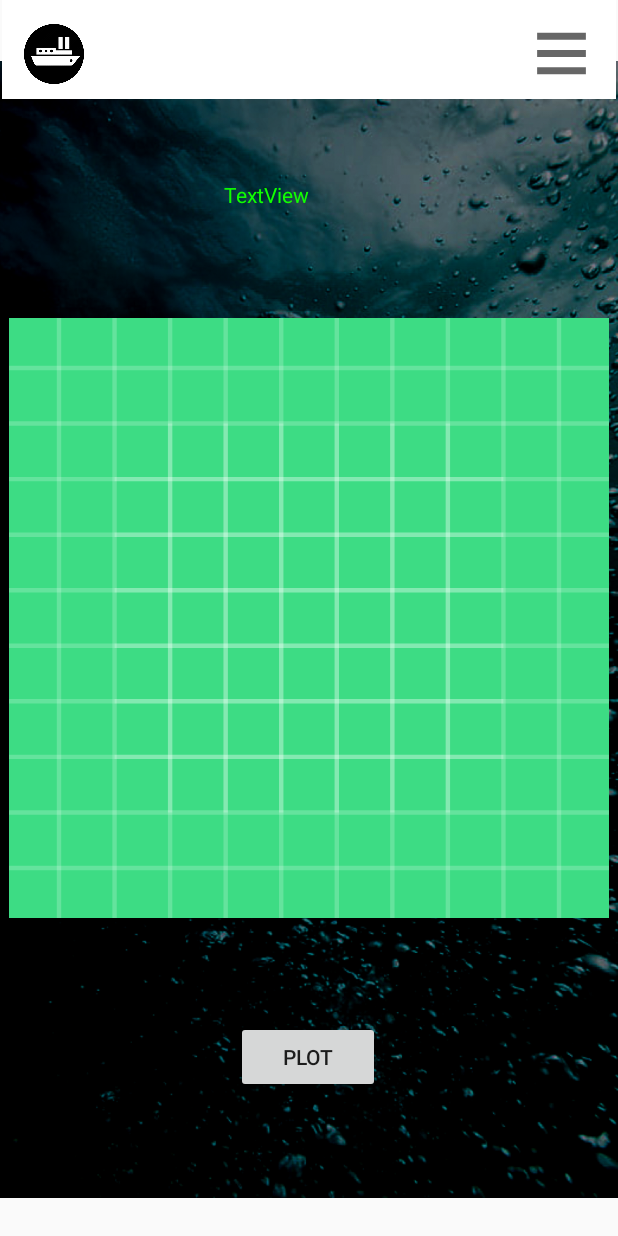
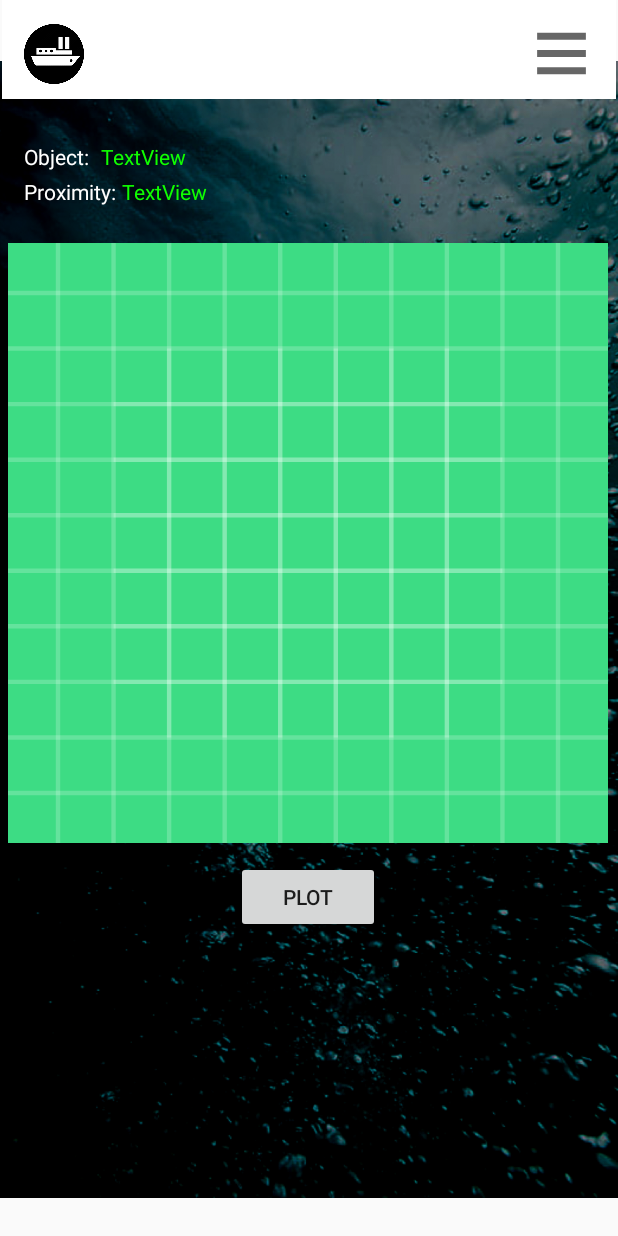
Before and after one commit to farhanmCh/Boating-Collision-Identification-System, an Android app: the MainMenu screen opened directly, with no data from a screen before it, after a tap on an icon or button, on a phone screen of 412 x 824 dp. Run offline under Robolectric (Android 15) with nearby library versions, the phone set to English and light mode, and no system bars; libraries missing offline, so code that uses them is left out: com.chaquo.python; 4 statements that could not run were skipped.

Commit message:
Improved Data Transfer (Arm control page active)

```diff
--- a/app/src/main/AndroidManifest.xml
+++ b/app/src/main/AndroidManifest.xml
@@ -25,6 +25,7 @@
         <activity android:name=".AppSecurity"></activity>
         <activity android:name=".AppSettings"></activity>
         <activity android:name=".MainMenu"></activity>
+        <activity android:name=".ArmControlCentre"></activity>
         <meta-data
             android:name="preloaded_fonts"
             android:resource="@array/preloaded_fonts" />
--- a/app/src/main/java/ca/carleton/boatingcollisionidentificationsystem/ArmControlCentre.java
+++ b/app/src/main/java/ca/carleton/boatingcollisionidentificationsystem/ArmControlCentre.java
@@ -1,4 +1,79 @@
 package ca.carleton.boatingcollisionidentificationsystem;
 
-public class ArmControlCentre {
+import android.bluetooth.BluetoothSocket;
+import android.os.Bundle;
+import android.util.Log;
+import android.view.View;
+import android.widget.Button;
+
+import androidx.appcompat.app.AppCompatActivity;
+
+import java.io.IOException;
+import java.io.InputStream;
+import java.io.OutputStream;
+
+
+public class ArmControlCentre extends AppCompatActivity {
+    Button BTleft;
+    Button BTright;
+    String TAG;
+    String left = "l";
+    String right = "r";
+    String init = "*";
+    public BluetoothSocket socket = null;
+    public OutputStream finalTmpOut;
+    String Direction = null;
+
+
+    @Override
+    protected void onCreate(Bundle savedInstanceState) {
+        super.onCreate(savedInstanceState);
+        setContentView(R.layout.armcontrolcentre);
+
+        BTleft = (Button) findViewById(R.id.BTleft);
+        BTright = (Button) findViewById(R.id.BTright);
+
+        /*try {
+            socket = getSocket().getRemoteDevice().createRfcommSocketToServiceRecord(MainMenu.mUUID);
+        } catch (IOException e) {
+            e.printStackTrace();
+        }*/
+        Log.d(TAG, "Socket Created");
+
+    }
+    public class ConnectedThread2 extends Thread{
+        public final BluetoothSocket mmSocket;
+        public OutputStream mmOutputStream;
+
+        public ConnectedThread2(BluetoothSocket socket) throws IOException {
+            mmSocket = socket;
+            OutputStream tmpOut = null;
+            tmpOut = socket.getOutputStream();
+            mmOutputStream = tmpOut;
+        }
+
+        public void run(){
+            BTleft.setOnClickListener(new View.OnClickListener() {
+                @Override
+                public void onClick(View v) {
+                    try {
+                        mmOutputStream.write(left.getBytes());
+                    } catch (IOException e) {
+                        e.printStackTrace();
+                    }
+                }
+            });
+
+            BTright.setOnClickListener(new View.OnClickListener() {
+                @Override
+                public void onClick(View v) {
+                    try {
+                        mmOutputStream.write(right.getBytes());
+                    } catch (IOException e) {
+                        e.printStackTrace();
+                    }
+                }
+            });
+        }
+    }
 }
--- a/app/src/main/java/ca/carleton/boatingcollisionidentificationsystem/LiDAR.java
+++ b/app/src/main/java/ca/carleton/boatingcollisionidentificationsystem/LiDAR.java
@@ -1,38 +1,39 @@
 package ca.carleton.boatingcollisionidentificationsystem;
 
-import android.content.BroadcastReceiver;
-import android.content.Context;
-import android.content.Intent;
+import android.annotation.SuppressLint;
+import android.bluetooth.BluetoothSocket;
 import android.graphics.Bitmap;
 import android.graphics.BitmapFactory;
+import android.net.Uri;
 import android.os.Bundle;
+import android.provider.Settings;
 import android.util.Base64;
 import android.util.Log;
 import android.view.View;
 import android.widget.Button;
 import android.widget.ImageView;
 import android.widget.TextView;
-
-
 import androidx.appcompat.app.AppCompatActivity;
-
 import com.chaquo.python.PyObject;
 import com.chaquo.python.Python;
 import com.chaquo.python.android.AndroidPlatform;
+import java.io.BufferedReader;
+import java.io.IOException;
+import java.io.InputStream;
+import java.io.InputStreamReader;
+import java.io.OutputStream;
+import java.net.Socket;
 
-import java.io.BufferedReader;
-import java.io.FileReader;
-import java.io.IOException;
-import java.io.InputStreamReader;
-import java.util.Scanner;
-
-public class LiDAR extends MainMenu {
+public class LiDAR extends ArmControlCentre {
     private static final String TAG = "LiDAR";
     Button btn;
     ImageView image;
-    TextView newmessage;
-    String data;
+    @SuppressLint("StaticFieldLeak")
+    static TextView newmessage;
+    public static String data;
     String arr = null;
+    public String finalMsg;
+
     @Override
     protected void onCreate(Bundle savedInstanceState) {
         super.onCreate(savedInstanceState);
@@ -48,26 +49,21 @@ public class LiDAR extends MainMenu {
 
         final Python py = Python.getInstance();
 
-        Bundle bundle = this.getIntent().getExtras();
-        if (bundle != null){
-            Log.d(TAG, "Bundle Data: " + bundle.getString("theMessage"));
-            data = bundle.getString("theMessage");
-            newmessage.setText(data);
+        /*
+        PyObject scriptObj = py.getModule("lidarsoftware"); // Read python script
+        PyObject funcObj = scriptObj.callAttr("plot", finalMsg);    // Invoke plot() function
+        String str = funcObj.toString();
+        Log.d("pointcloud2", str);
+        try {
 
-            Log.i("pointcloud", data);
-            PyObject scriptObj = py.getModule("lidarsoftware"); // Read python script
-            PyObject funcObj = scriptObj.callAttr("plot", data);    // Invoke plot() function
-
-            try {
-                String str = funcObj.toString();
-                byte[] data = android.util.Base64.decode(str, Base64.DEFAULT);
-                Bitmap bitmap = BitmapFactory.decodeByteArray(data, 0, data.length);
-                image.setImageBitmap(bitmap);
-            }
-            catch (Exception e){
-                System.out.println(e);
-            }
+            byte[] data = android.util.Base64.decode(str, Base64.DEFAULT);
+            Bitmap bitmap = BitmapFactory.decodeByteArray(data, 0, data.length);
+            image.setImageBitmap(bitmap);
+            Log.d("pointcloud3", str);
         }
+        catch (Exception e){
+            System.out.println(e);
+        }*/
 
         btn.setOnClickListener(new View.OnClickListener() {
             @Override
@@ -105,9 +101,9 @@ public class LiDAR extends MainMenu {
                     }
                 }
 
-                Log.i("pointcloud", arr);
+                Log.i("pointcloud", "[[0, 1,2, 3],[0, 1, 2, 3]],[[0, 1, 2, 3], [0, 1, 2, 3]]");
                 PyObject scriptObj = py.getModule("lidarsoftware"); // Read python script
-                PyObject funcObj = scriptObj.callAttr("plot", arr);    // Invoke plot() function
+                PyObject funcObj = scriptObj.callAttr("plot", "[[0, 1,2, 3],[0, 1, 2, 3]],[[0, 1, 2, 3], [0, 1, 2, 3]]");    // Invoke plot() function
 
                 try {
                     String str = funcObj.toString();
@@ -120,6 +116,88 @@ public class LiDAR extends MainMenu {
                 }
             }
         });
+    }
 
+    public class ConnectedThread extends Thread {
+        public final BluetoothSocket mmSocket;
+        public InputStream mmInputStream;
+
+        public ConnectedThread(BluetoothSocket socket) {
+            mmSocket = socket;
+            InputStream tmpIn = null;
+            try {
+                tmpIn = socket.getInputStream();
+            } catch (IOException e) {
+                e.printStackTrace();
+            }
+            mmInputStream = tmpIn;
+        }
+
+        public void run() {
+            byte[] buffer = new byte[1024];  // buffer store for the stream
+            int bytes; // bytes returned from read()
+            String incomingMessage = "";
+            if (!Python.isStarted()) {
+                Python.start(new AndroidPlatform(LiDAR.this));
+            }
+            final Python py = Python.getInstance();
+            // Keep listening to the InputStream until an exception occurs
+            while (true) {
+                try {
+
+                    String msg="";
+                    // Read from the InputStream
+                    bytes = mmInputStream.read(buffer);        // Get number of bytes and message in "buffer"
+                    incomingMessage = new String(buffer,0,bytes);
+                    Log.d(TAG, "InputStream: " + incomingMessage);
+
+                    while (!incomingMessage.contains("#")){
+                        msg = msg.concat(incomingMessage);
+                        bytes = mmInputStream.read(buffer);
+                        incomingMessage = new String(buffer,0,bytes);
+                        Log.d(TAG, "InputStream: " + incomingMessage);
+                    }
+                    Log.d(TAG, "DataStream " + msg);
+                    finalMsg = msg;
+
+                    runOnUiThread(new Runnable() {
+                        @Override
+                        public void run() {
+                            ReceivedData().setText(finalMsg);
+                            Log.d("pointcloud", finalMsg);
+                        }
+                    });
+                    /*runOnUiThread(new Runnable() {
+                        @Override
+                        public void run() {
+                            PyObject scriptObj = py.getModule("lidarsoftware"); // Read python script
+                            PyObject funcObj = scriptObj.callAttr("plot", finalMsg);    // Invoke plot() function
+                            try {
+                                String str = funcObj.toString();
+                                byte[] data = android.util.Base64.decode(str, Base64.DEFAULT);
+                                Bitmap bitmap = BitmapFactory.decodeByteArray(data, 0, data.length);
+                                sleep(500);
+                                getPlot().setImageBitmap(bitmap);
+                                Log.d("pointcloud3", str);
+                            }
+                            catch (Exception e){
+                                System.out.println(e);
+                            }
+                        }
+                    });*/
+                } catch (IOException e) {
+                    break;
+                }
+            }
+        }
+        public BluetoothSocket getSocket(){
+            return mmSocket;
+        }
+    }
+    public ImageView getPlot(){
+        return image;
+    }
+    public TextView ReceivedData(){
+        return newmessage;
     }
 }
--- a/app/src/main/java/ca/carleton/boatingcollisionidentificationsystem/MainMenu.java
+++ b/app/src/main/java/ca/carleton/boatingcollisionidentificationsystem/MainMenu.java
@@ -1,36 +1,28 @@
 package ca.carleton.boatingcollisionidentificationsystem;
 
-import android.annotation.SuppressLint;
 import android.bluetooth.BluetoothAdapter;
 import android.bluetooth.BluetoothDevice;
 import android.bluetooth.BluetoothSocket;
 import android.content.Context;
 import android.content.Intent;
-import android.nfc.Tag;
 import android.os.Bundle;
-import android.os.Handler;
-import android.os.Message;
-import android.util.Log;
 import android.view.View;
 import android.widget.Button;
-import android.widget.Toast;
 
 import androidx.appcompat.app.AppCompatActivity;
 import androidx.appcompat.widget.Toolbar;
-import androidx.localbroadcastmanager.content.LocalBroadcastManager;
-
-import java.io.DataOutputStream;
 import java.io.IOException;
 import java.io.InputStream;
-import java.io.OutputStream;
 import java.util.UUID;
 
-public class MainMenu extends AppCompatActivity implements View.OnClickListener {
+public class MainMenu extends LiDAR implements View.OnClickListener {
     public static final UUID mUUID = UUID.fromString("00001101-0000-1000-8000-00805F9B34FB");
     private static final String TAG = "Bluetooth";
     public static BluetoothAdapter mBluetoothAdapter = BluetoothAdapter.getDefaultAdapter();
     public BluetoothSocket Socket = null;
     public InputStream inputStream;
+    public Context mContext;
+    public MainMenu.ConnectThread mConnectThread;
 
     @Override
     protected void onCreate(Bundle savedInstanceState) {
@@ -42,22 +34,30 @@ public class MainMenu extends AppCompatActivity implements View.OnClickListener
             Intent enableBtIntent = new Intent(BluetoothAdapter.ACTION_REQUEST_ENABLE);
             startActivityForResult(enableBtIntent,1);
         }
+
         Button buttonMonitor = (Button) findViewById(R.id.mainmonitor);
         buttonMonitor.setOnClickListener(this);
         Button buttonSettings = (Button) findViewById(R.id.AppSet);
         buttonSettings.setOnClickListener(this);
+        Button buttonArmControl = (Button) findViewById(R.id.armcontrol);
+        buttonArmControl.setOnClickListener(this);
 
         Toolbar toolbar = findViewById(R.id.toolbar);                                                       // ToolBar
         setSupportActionBar(toolbar);
-        BluetoothDevice hc05 = mBluetoothAdapter.getRemoteDevice("00:14:03:05:08:80");
 
 
-        MainMenu.ConnectThread mConnectThread = new MainMenu.ConnectThread(hc05);
-        mConnectThread.start();
+    }
+
+    public BluetoothSocket getSocket() {
+        return mConnectThread.mmSocket;
     }
 
     public void onClick(View v){
         char[] test = {'\n','b','a'};
+        //Begin Bluetooth Connection
+        BluetoothDevice hc05 = mBluetoothAdapter.getRemoteDevice("00:14:03:05:0A:0D");
+        mConnectThread = new MainMenu.ConnectThread(hc05);
+        mConnectThread.start();
         switch (v.getId()){
 
             // LiDAR monitor button event
@@ -72,14 +72,23 @@ public class MainMenu extends AppCompatActivity implements View.OnClickListener
                 Intent intent2 = new Intent(MainMenu.this, AppSettings.class);
                 startActivity(intent2);
                 break;
+
+             //Arm Control Centre
+            case R.id.armcontrol:
+                Intent intent3 = new Intent(MainMenu.this, ArmControlCentre.class);
+                startActivity(intent3);
+                break;
             default:
+                mConnectThread.cancel();
                 break;
         }
     }
 
-    private class ConnectThread extends Thread{
-        private final BluetoothSocket mmSocket;
+    public class ConnectThread extends Thread{
+        public final BluetoothSocket mmSocket;
         private final BluetoothDevice mmDevice;
+        public LiDAR.ConnectedThread mConnectedthreadLIDAR;
+        public ArmControlCentre.ConnectedThread2 mConnectedthreadARM;
 
         public ConnectThread(BluetoothDevice device){
             BluetoothSocket tmp = null;
@@ -90,7 +99,6 @@ public class MainMenu extends AppCompatActivity implements View.OnClickListener
                 e.printStackTrace();
             }
             mmSocket = tmp;
-
         }
 
         public void run(){
@@ -98,14 +106,17 @@ public class MainMenu extends AppCompatActivity implements View.OnClickListener
             try {
                 mmSocket.connect();
             } catch (IOException connectException) {
-                try {
-                    mmSocket.close();
-                } catch (IOException e) {
-                    e.printStackTrace();
-                }
+                cancel();
             }
-            MainMenu.ConnectedThread mConnectedthread = new MainMenu.ConnectedThread(mmSocket);
-            mConnectedthread.start();
+            mConnectedthreadLIDAR = new LiDAR.ConnectedThread(mmSocket);
+            mConnectedthreadLIDAR.start();
+            try {
+                mConnectedthreadARM = new ArmControlCentre.ConnectedThread2(mmSocket);
+            } catch (IOException e) {
+                e.printStackTrace();
+            }
+            mConnectedthreadARM.start();
+
         }
 
         public void cancel(){
@@ -115,57 +126,12 @@ public class MainMenu extends AppCompatActivity implements View.OnClickListener
                 e.printStackTrace();
             }
         }
-    }
-
-    private class ConnectedThread extends Thread {
-        private final BluetoothSocket mmSocket;
-        private InputStream mmInputStream;
-        private OutputStream mmOutputStream;
-        Context mContext = getApplicationContext();
-
-        public ConnectedThread(BluetoothSocket socket) {
-            mmSocket = socket;
-            InputStream tmpIn = null;
-            OutputStream tmpOut = null;
-            try {
-                tmpIn = socket.getInputStream();
-                tmpOut = socket.getOutputStream();
-            } catch (IOException e) {
-                e.printStackTrace();
-            }
-            mmInputStream = tmpIn;
-            mmOutputStream = tmpOut;
+        public LiDAR.ConnectedThread getLiDARThread(){
+            return mConnectedthreadLIDAR;
         }
 
-        public void run() {
-            byte[] buffer = new byte[1024];  // buffer store for the stream
-            int bytes; // bytes returned from read()
-            String incomingMessage = "";
-            // Keep listening to the InputStream until an exception occurs
-            while (true) {
-                try {
-                    String msg = "";
-                    // Read from the InputStream
-                    bytes = mmInputStream.read(buffer);        // Get number of bytes and message in "buffer"
-                    incomingMessage = new String(buffer,0,bytes);
-                    Log.d(TAG, "InputStream: " + incomingMessage);
-
-                    while (!incomingMessage.contains("#")){
-                        msg = msg.concat(incomingMessage);
-                        bytes = mmInputStream.read(buffer);
-                        incomingMessage = new String(buffer,0,bytes);
-                        Log.d(TAG, "InputStream: " + incomingMessage);
-                    }
-                    Log.d(TAG, "DataStream " + msg);
-                    Intent incomingMessageIntent = new Intent(MainMenu.this, LiDAR.class);
-                    incomingMessageIntent.putExtra("theMessage", msg);
-                    startActivity(incomingMessageIntent);
-                    //LocalBroadcastManager.getInstance(mContext).sendBroadcast(incomingMessageIntent);
-                } catch (IOException e) {
-                    break;
-                }
-            }
+        public BluetoothSocket getMmSocket() {
+            return mmSocket;
         }
     }
-
 }
--- a/app/src/main/res/layout/lidar.xml
+++ b/app/src/main/res/layout/lidar.xml
@@ -64,35 +64,70 @@
         android:id="@+id/image2"
         android:layout_width="400dp"
         android:layout_height="400dp"
+        android:layout_marginTop="96dp"
         android:scaleType="fitCenter"
         android:src="@drawable/ic_launcher_background"
-        app:layout_constraintBottom_toBottomOf="parent"
         app:layout_constraintEnd_toEndOf="parent"
+        app:layout_constraintHorizontal_bias="0.454"
         app:layout_constraintStart_toStartOf="parent"
-        app:layout_constraintTop_toTopOf="parent" />
+        app:layout_constraintTop_toBottomOf="@+id/toolbar3" />
 
     <Button
         android:id="@+id/button2"
         android:layout_width="96dp"
         android:layout_height="wrap_content"
         android:layout_alignParentRight="true"
+        android:layout_marginTop="12dp"
         android:text="Plot"
-        app:layout_constraintBottom_toBottomOf="parent"
         app:layout_constraintEnd_toEndOf="parent"
         app:layout_constraintHorizontal_bias="0.498"
         app:layout_constraintStart_toStartOf="parent"
-        app:layout_constraintTop_toTopOf="parent"
-        app:layout_constraintVertical_bias="0.877" />
+        app:layout_constraintTop_toBottomOf="@+id/image2" />
+
+    <TextView
+        android:id="@+id/DetectedObject"
+        android:layout_width="47dp"
+        android:layout_height="19dp"
+        android:layout_marginStart="16dp"
+        android:layout_marginBottom="48dp"
+        android:text="Object:"
+        android:textColor="#FFFFFF"
+        android:textSize="14sp"
+        app:layout_constraintBottom_toTopOf="@+id/image2"
+        app:layout_constraintStart_toStartOf="parent" />
 
     <TextView
         android:id="@+id/Newmessage"
-        android:layout_width="113dp"
-        android:layout_height="38dp"
+        android:layout_width="61dp"
+        android:layout_height="37dp"
+        android:layout_marginStart="4dp"
+        android:layout_marginTop="4dp"
+        android:text="TextView"
+        android:textColor="#10FF00"
+        app:layout_constraintStart_toEndOf="@+id/Proximity"
+        app:layout_constraintTop_toBottomOf="@+id/DetectedObject" />
+
+    <TextView
+        android:id="@+id/ObjectName"
+        android:layout_width="wrap_content"
+        android:layout_height="wrap_content"
+        android:layout_marginStart="4dp"
+        android:layout_marginBottom="48dp"
         android:text="TextView"
         android:textColor="#10FF00"
         app:layout_constraintBottom_toTopOf="@+id/image2"
-        app:layout_constraintEnd_toEndOf="parent"
+        app:layout_constraintStart_toEndOf="@+id/DetectedObject" />
+
+    <TextView
+        android:id="@+id/Proximity"
+        android:layout_width="wrap_content"
+        android:layout_height="wrap_content"
+        android:layout_marginStart="16dp"
+        android:layout_marginTop="4dp"
+        android:text="Proximity:"
+        android:textColor="#FFFFFF"
+        android:textSize="14sp"
         app:layout_constraintStart_toStartOf="parent"
-        app:layout_constraintTop_toBottomOf="@+id/toolbar3" />
+        app:layout_constraintTop_toBottomOf="@+id/DetectedObject" />
 
 </androidx.constraintlayout.widget.ConstraintLayout>
```
Also changed, not shown: app/src/main/res/layout/armcontrolcentre.xml (+21 -0 lines), app/src/main/res/layout/mainmenu.xml (+13 -15 lines), app/src/main/res/drawable/leftbuttom.png (added), app/src/main/res/drawable/rightbuttom.png (added).
